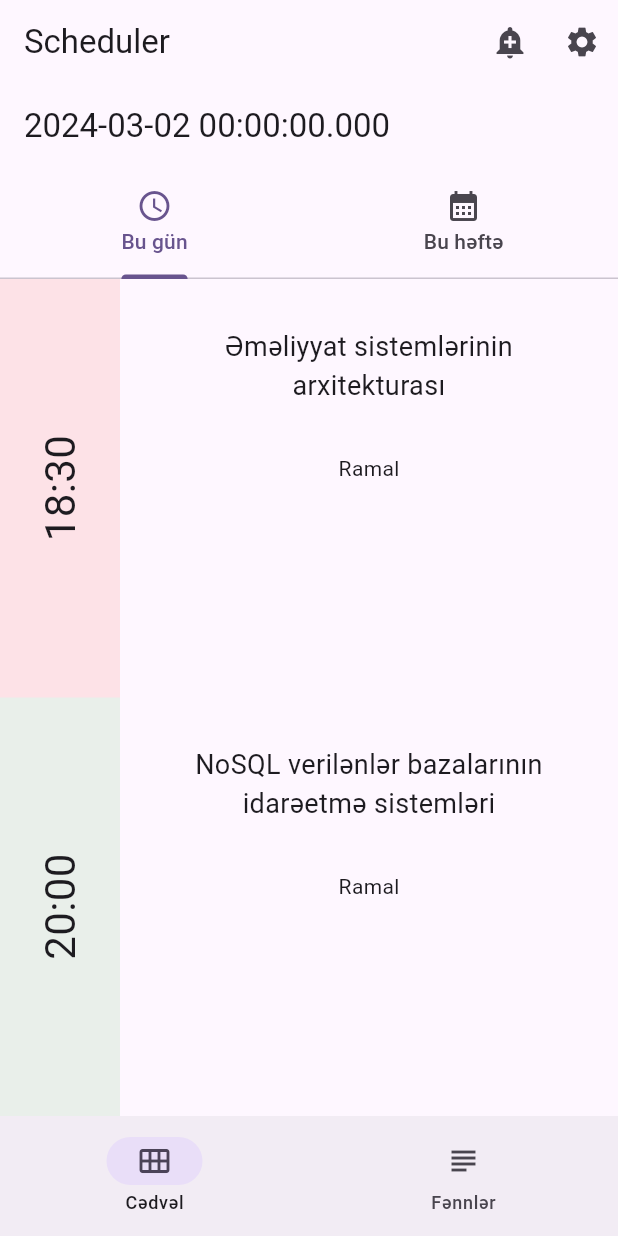
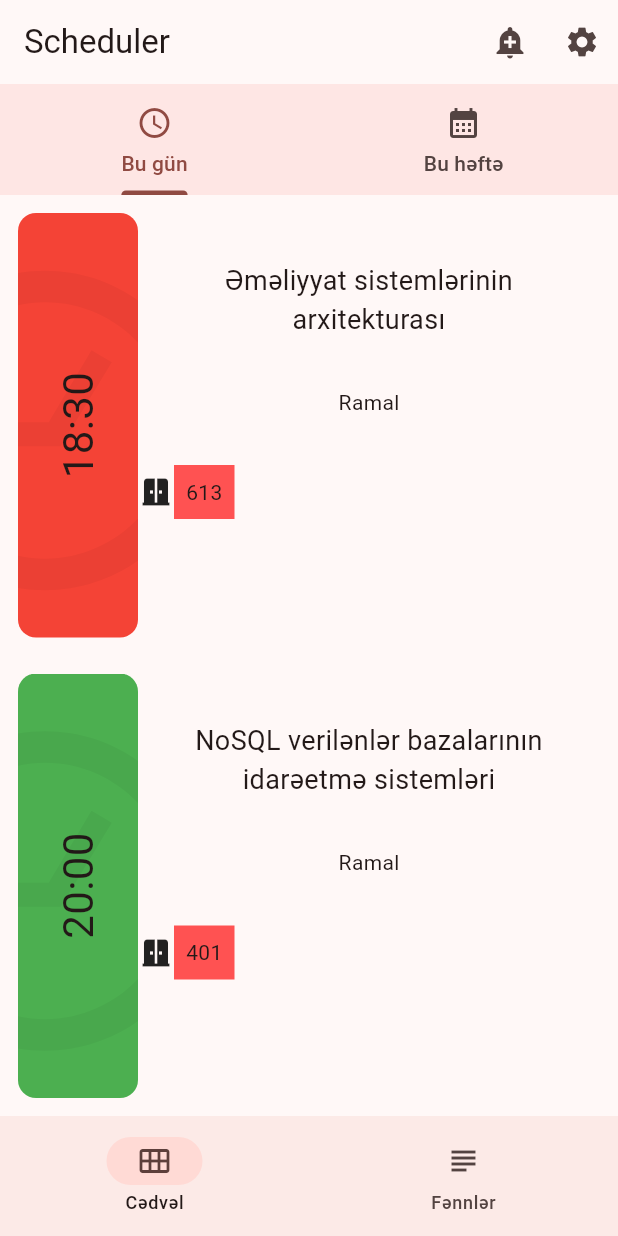
Before and after one commit to ramal-memmedli/lesson-scheduler, a Flutter app: the screen it shows after launch, on a phone screen of 412 x 824 dp. Run offline on Flutter 3.47's test engine with Material 3 defaults, Android fonts, the phone set to English and light mode, and no system bars; our stand-ins replace dio, equatable.

Commit message:
code refactor

```diff
--- /dev/null
+++ b/lib/domain/repositories/lesson_repository.dart
@@ -0,0 +1,6 @@
+import 'package:lesson_schedule/domain/entities/lesson.dart';
+import '../../core/resources/data_state.dart';
+
+abstract class LessonRepository{
+  Future<DataState<LessonEntity>> getLessons();
+}
--- a/lib/main.dart
+++ b/lib/main.dart
@@ -1,5 +1,6 @@
 import 'package:flutter/cupertino.dart';
 import 'package:flutter/material.dart';
+import 'package:flutter/painting.dart';
 import 'package:flutter/widgets.dart';
 
 void main() {
@@ -15,14 +16,14 @@ class LessonSchedule extends StatelessWidget {
     return MaterialApp(
       title: 'Lesson Schedule',
       theme: ThemeData(
-        brightness: Brightness.light,
         /* light theme settings */
-        colorScheme: ColorScheme.fromSeed(seedColor: Colors.deepPurple),
+        colorScheme: ColorScheme.fromSeed(seedColor: Colors.red, brightness: Brightness.light),
         useMaterial3: true,
       ),
       darkTheme: ThemeData(
-        brightness: Brightness.dark,
+        colorScheme: ColorScheme.fromSeed(seedColor: Colors.red, brightness: Brightness.dark),
         /* dark theme settings */
+        useMaterial3: true,
       ),
       themeMode: ThemeMode.system,
       /* ThemeMode.system to follow system theme,
@@ -35,15 +36,45 @@ class LessonSchedule extends StatelessWidget {
   }
 }
 
-class HomePage extends StatelessWidget {
+class HomePage extends StatefulWidget {
   const HomePage({super.key});
 
+  @override
+  State<HomePage> createState() => _HomePageState();
+}
+
+class _HomePageState extends State<HomePage> {
+  int currentPageIndex = 0;
+  NavigationDestinationLabelBehavior labelBehavior =
+      NavigationDestinationLabelBehavior.alwaysShow;
   @override
   Widget build(BuildContext context) {
     return Scaffold(
         appBar: SchedulerAppBar(),
-      body: HomeTabBar(),
-      bottomNavigationBar: NavigationExample(),
+        body: <Widget>[
+          HomeTabBar(),
+          Subjects()
+        ][currentPageIndex],
+        bottomNavigationBar: NavigationBar(
+            labelBehavior: labelBehavior,
+            selectedIndex: currentPageIndex,
+            onDestinationSelected: (int index) {
+              setState(() {
+                currentPageIndex = index;
+              });
+            },
+            destinations: const <Widget>[
+              NavigationDestination(
+                icon: Icon(Icons.calendar_view_month),
+                label: 'Cədvəl',
+              ),
+              NavigationDestination(
+                icon: Icon(Icons.subject),
+                label: 'Fənnlər',
+              ),
+            ]
+        )
+
     );
   }
 }
@@ -93,43 +124,6 @@ class SchedulerAppBar extends StatelessWidget implements PreferredSizeWidget {
   Size get preferredSize => const Size.fromHeight(kToolbarHeight);
 }
 
-class NavigationExample extends StatefulWidget {
-  const NavigationExample({super.key});
-
-  @override
-  State<NavigationExample> createState() => _NavigationExampleState();
-}
-class _NavigationExampleState extends State<NavigationExample> {
-  int currentPageIndex = 0;
-  NavigationDestinationLabelBehavior labelBehavior =
-      NavigationDestinationLabelBehavior.alwaysShow;
-
-  @override
-  Widget build(BuildContext context) {
-    return NavigationBar(
-      labelBehavior: labelBehavior,
-      selectedIndex: currentPageIndex,
-      onDestinationSelected: (int index) {
-        setState(() {
-          currentPageIndex = index;
-        });
-      },
-      destinations: const <Widget>[
-        NavigationDestination(
-          icon: Icon(Icons.calendar_view_month),
-          label: 'Cədvəl',
-        ),
-        NavigationDestination(
-          icon: Icon(Icons.subject),
-          label: 'Fənnlər',
-        ),
-      ],
-    );
-  }
-}
-
-
-
 class HomeTabBar extends StatefulWidget {
   const HomeTabBar({super.key});
 
@@ -142,12 +136,6 @@ class HomeTabBar extends StatefulWidget {
 class _HomeTabBarExampleState extends State<HomeTabBar>
     with TickerProviderStateMixin {
   late final TabController _tabController;
-
-  String getCurrentDateForHeader(){
-    DateTime dateTime = DateTime.now();
-    String currentTime = DateTime(dateTime.year, dateTime.month, dateTime.day).toString();
-    return currentTime;
-  }
 
   @override
   void initState() {
@@ -164,21 +152,30 @@ class _HomeTabBarExampleState extends State<HomeTabBar>
   @override
   Widget build(BuildContext context) {
     return Scaffold(
-      appBar: AppBar(
-        title: Text(getCurrentDateForHeader()),
-        bottom: TabBar(
+      appBar: PreferredSize(
+
+        preferredSize: Size.fromHeight(kToolbarHeight + 25),
+        child: ColoredBox(
+          child: TabBar(
+
+            dividerHeight: 0,
+            dividerColor: Colors.transparent,
             controller: _tabController,
             tabs: const <Widget>[
               Tab(
+                iconMargin: EdgeInsets.only(top:5, bottom: 5),
                 icon: Icon(Icons.schedule),
                 text: 'Bu gün',
               ),
               Tab(
+                iconMargin: EdgeInsets.only(top:5, bottom: 5),
                 icon: Icon(Icons.calendar_month),
                 text: 'Bu həftə',
               ),
             ],
           ),
+          color: Colors.red.withAlpha(25),
+        )
       ),
       body: TabBarView(
         controller: _tabController,
@@ -200,6 +197,16 @@ class _HomeTabBarExampleState extends State<HomeTabBar>
   }
 }
 
+class Subjects extends StatelessWidget {
+  const Subjects({super.key});
+
+  @override
+  Widget build(BuildContext context) {
+    return const Center(
+      child: Text('Fənnlər'),
+    );
+  }
+}
 
 
 class LessonBox extends StatelessWidget {
@@ -214,8 +221,11 @@ class LessonBox extends StatelessWidget {
 
   @override
   Widget build(BuildContext context) {
-    return InkWell(
-      splashColor: accentColor.withAlpha(30),
+    return Container(
+      margin: EdgeInsets.all(12),
+      child: InkWell(
+        borderRadius: BorderRadius.circular(12),
+        splashColor: accentColor,
         onTap: () {
           showModalBottomSheet(
               context: context,
@@ -238,10 +248,15 @@ class LessonBox extends StatelessWidget {
             children: [
               RotatedBox(
               quarterTurns: 3,
-                child: Container(
+              child: Stack(
+                children: [
+                  Container(
                     height: 80,
                     width: double.infinity,
-                  color: accentColor.withAlpha(30),
+                    decoration: BoxDecoration(
+                      borderRadius: BorderRadius.circular(12),
+                      color: accentColor,
+                    ),
                     child: Center(
                       child: Text(
                         lessonTime,
@@ -250,19 +265,57 @@ class LessonBox extends StatelessWidget {
                         ),
                       ),
                     ),
+                  ),
+                  Positioned(
+                    child: Opacity(
+                      opacity: 0.04,
+                      child: Icon(
+                        Icons.schedule,
+                        size: 256,
+                      ),
+                    ),
+                    left: 10,
+                    top: -110,
+                  )
+                ],
               )
           ),
               Expanded(
                 child: Column(
                   children: [
                     LessonName(lessonName),
-                  LessonTeacher(teacherFullName)
+                    LessonTeacher(teacherFullName),
+                    LessonRoom(roomNo)
                   ],
                 ),
               )
             ],
           ),
         ),
+      ),
+    );
+  }
+}
+
+class LessonRoom extends StatelessWidget {
+  const LessonRoom(this.lessonRoom, {super.key});
+
+  final int lessonRoom;
+
+  @override
+  Widget build(BuildContext context) {
+    return Row(
+      children: [
+        Icon(Icons.door_sliding),
+        ColoredBox(
+            color: Colors.redAccent,
+          child: Padding(
+            padding: EdgeInsets.all(8),
+
+            child: Text(lessonRoom.toString()),
+          ),
+        )
+      ],
     );
   }
 }
@@ -276,7 +329,6 @@ class LessonTeacher extends StatelessWidget {
   Widget build(BuildContext context) {
     return Padding(
       padding: EdgeInsets.only(left: 32, right: 32, bottom: 32),
-      child: Expanded(
       child: Text(
         teacherFullName,
         textAlign: TextAlign.left,
@@ -284,11 +336,9 @@ class LessonTeacher extends StatelessWidget {
             fontSize: 14
         ),
       ),
-      ),
     );
   }
 }
-
 
 class LessonName extends StatelessWidget {
   const LessonName(this.lessonName, {super.key});
@@ -299,7 +349,6 @@ class LessonName extends StatelessWidget {
   Widget build(BuildContext context) {
     return Padding(
       padding: EdgeInsets.all(32),
-      child: Expanded(
       child: Text(
         lessonName,
         style: TextStyle(
@@ -307,7 +356,6 @@ class LessonName extends StatelessWidget {
         ),
         textAlign: TextAlign.center,
       ),
-      ),
     );
   }
 }
```
Also changed, not shown: lib/core/resources/data_state.dart (added, +16 -0 lines), lib/domain/entities/corpus.dart (added, +20 -0 lines), lib/domain/entities/lesson.dart (added, +29 -0 lines), lib/domain/entities/room.dart (added, +23 -0 lines), lib/domain/entities/subject.dart (added, +20 -0 lines), lib/domain/entities/teacher.dart (added, +20 -0 lines), pubspec.yaml (+22 -0 lines), pubspec.lock. Lines whose indentation alone changed are shown as unchanged.
